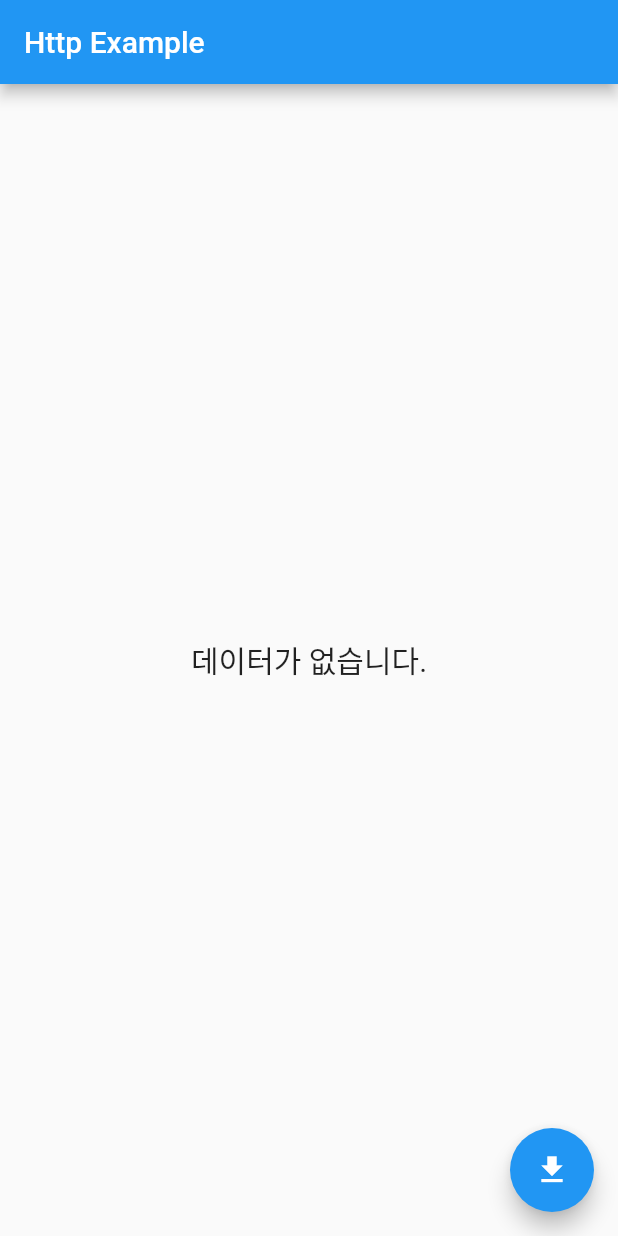
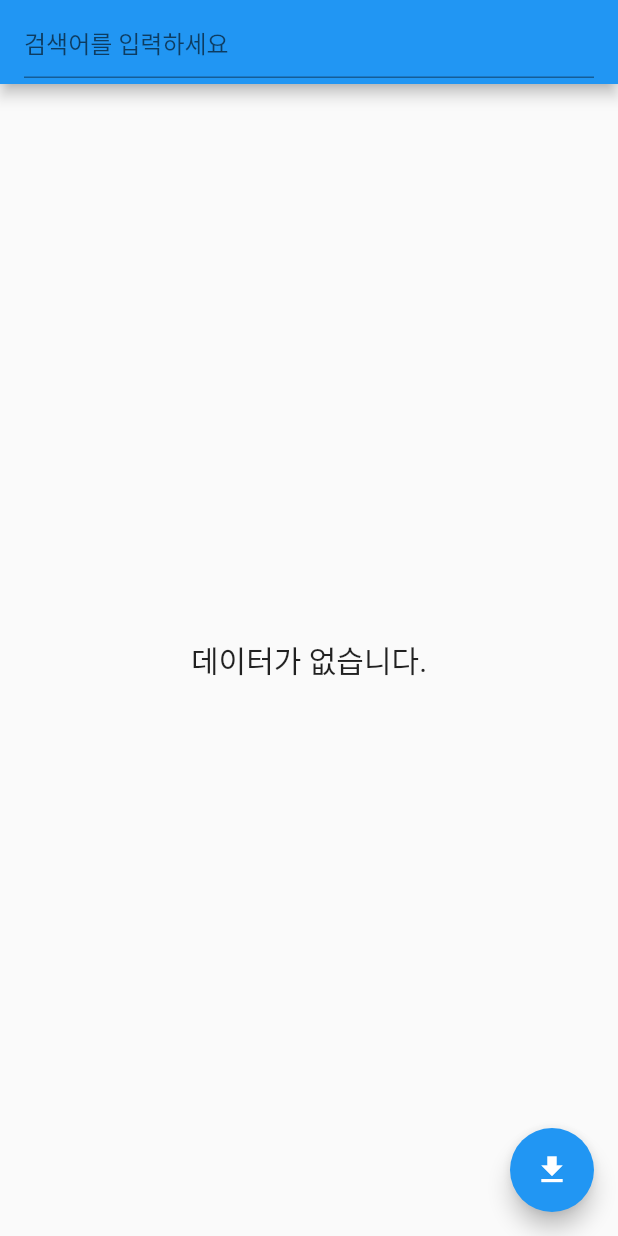
Before and after one commit to Ghayoung/Flutter_study, a Flutter app: the HttpApp screen opened directly, after a tap on the "file download" icon, on a phone screen of 412 x 824 dp. Run offline on Flutter 3.47's test engine with Material 2 defaults, Android fonts, the phone set to English and light mode, and no system bars; network calls fail.

Commit message:
20230115 study

```diff
--- a/lib/main_bookList.dart
+++ b/lib/main_bookList.dart
@@ -25,18 +25,40 @@ class HttpApp extends StatefulWidget {
 class _HttpApp extends State<HttpApp> {
   String result = '';
   List? data;
+  TextEditingController? _editingController;
+  ScrollController? _scrollController;
+  int page = 1;
 
   @override
   void initState() {
     super.initState();
     data = new List.empty(growable: true);
+    _editingController = new TextEditingController();
+    _scrollController = new ScrollController();
+
+/*  스크롤할 때마다 offset(현재 위치)를 검사해 maxScrollExtent보다 크거나 같고
+    스크롤 컨트롤러의 position에 정의된 범위를 넘어가지 않으면 목록의 마지막이라고 인식*/
+    _scrollController!.addListener(() {
+      if (_scrollController!.offset >=
+              _scrollController!.position.maxScrollExtent &&
+          !_scrollController!.position.outOfRange) {
+        print('bottom');
+        page++; // 리스트의 마지막일 때 실행
+        getJSONData();
+      }
+    });
   }
 
   @override
   Widget build(BuildContext context) {
     return Scaffold(
       appBar: AppBar(
-        title: Text('Http Example'),
+        title: TextField( // 검색창
+          controller: _editingController,
+          style: TextStyle(color: Colors.white),
+          keyboardType: TextInputType.text,
+          decoration: InputDecoration(hintText: '검색어를 입력하세요'),
+        ),
       ),
       body: Container(
         child: Center(
@@ -63,15 +85,19 @@ class _HttpApp extends State<HttpApp> {
                             Column(
                               children: <Widget>[
                                 Container(
-                            width: MediaQuery.of(context).size.width - 150, // 지금 스마트폰의 화면 크기
+                                  width: MediaQuery.of(context).size.width -
+                                      150, // 지금 스마트폰의 화면 크기
                                   child: Text(
                                     data![index]['title'].toString(),
                                     textAlign: TextAlign.center,
                                   ),
                                 ),
-                          Text('저자: ${data![index]['authors'].toString()}'),
-                          Text('가격: ${data![index]['sale_price'].toString()}'),
-                          Text('판매중: ${data![index]['status'].toString()}'),
+                                Text(
+                                    '저자: ${data![index]['authors'].toString()}'),
+                                Text(
+                                    '가격: ${data![index]['sale_price'].toString()}'),
+                                Text(
+                                    '판매중: ${data![index]['status'].toString()}'),
                               ],
                             )
                           ],
@@ -79,12 +105,15 @@ class _HttpApp extends State<HttpApp> {
                       ),
                     );
                   },
-            itemCount: data!.length
+                  itemCount: data!.length,
+                  controller: _scrollController,
                 ),
         ),
       ),
       floatingActionButton: FloatingActionButton(
         onPressed: () {
+          page = 1;
+          data!.clear(); // 버튼을 누를 때마다 기존 내용을 지우고 페이지 초기화
           // 비동기 처리
           getJSONData();
         },
@@ -94,7 +123,8 @@ class _HttpApp extends State<HttpApp> {
   }
 
   Future<String> getJSONData() async {
-    var url = 'https://dapi.kakao.com/v3/search/book?target=title&query=doit';
+    var url = 'https://dapi.kakao.com/v3/search/book?'
+        'target=title&page=$page&query=${_editingController!.value.text}';
     var response = await http.get(Uri.parse(url),
         headers: {"Authorization": "KakaoAK 82d0132fa34941d22a7755270052e623"});
     setState(() {
```
Lines whose indentation alone changed are shown as unchanged.
